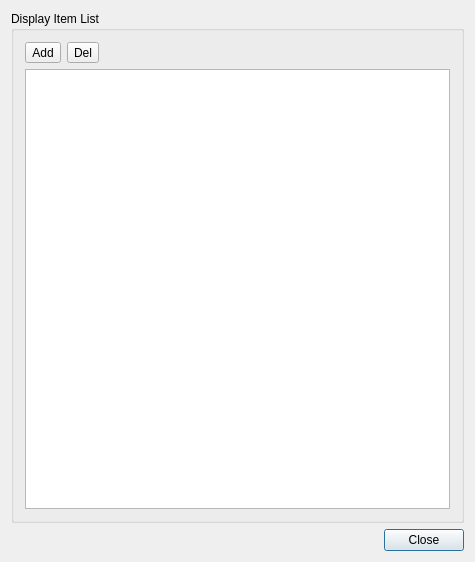
Qt form kvmrt2_media_editor/editDisplayItemPool.ui (gyongchae/MediaEditor) before a commit.
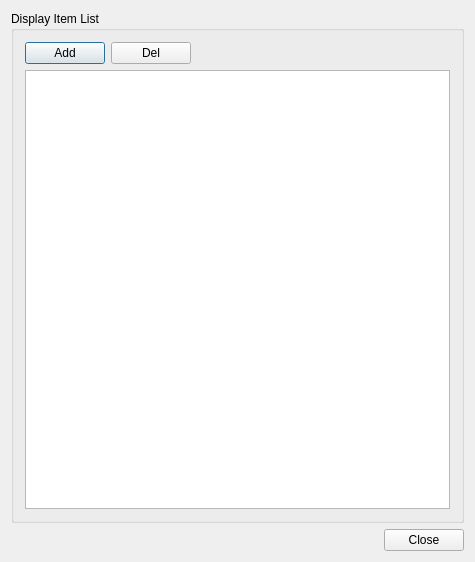
The same form after that commit.

Patch:
```diff
--- a/kvmrt2_media_editor/editDisplayItemPool.ui
+++ b/kvmrt2_media_editor/editDisplayItemPool.ui
@@ -29,14 +29,14 @@
          <item>
           <layout class="QHBoxLayout" name="horizontalLayout_2">
            <item>
-            <widget class="QToolButton" name="btnAddDisplayPool">
+            <widget class="QPushButton" name="btnAddDisplayPool">
              <property name="text">
               <string>Add</string>
              </property>
             </widget>
            </item>
            <item>
-            <widget class="QToolButton" name="btnDelDisplayPool">
+            <widget class="QPushButton" name="btnDelDisplayPool">
              <property name="text">
               <string>Del</string>
              </property>
```
